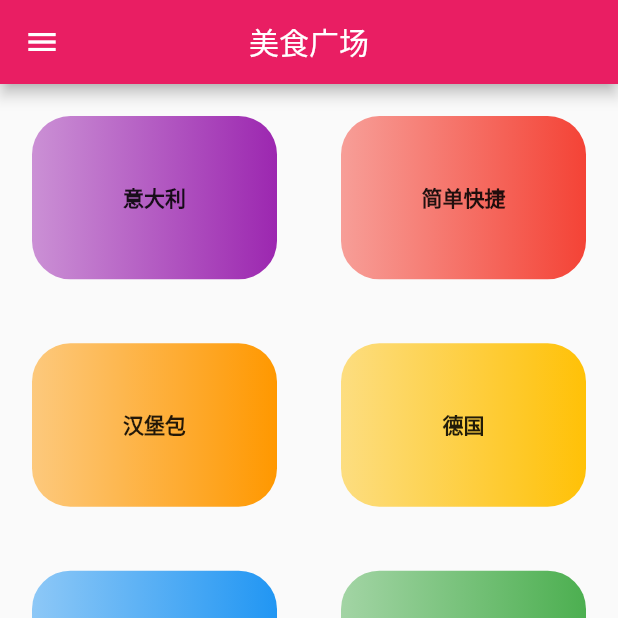
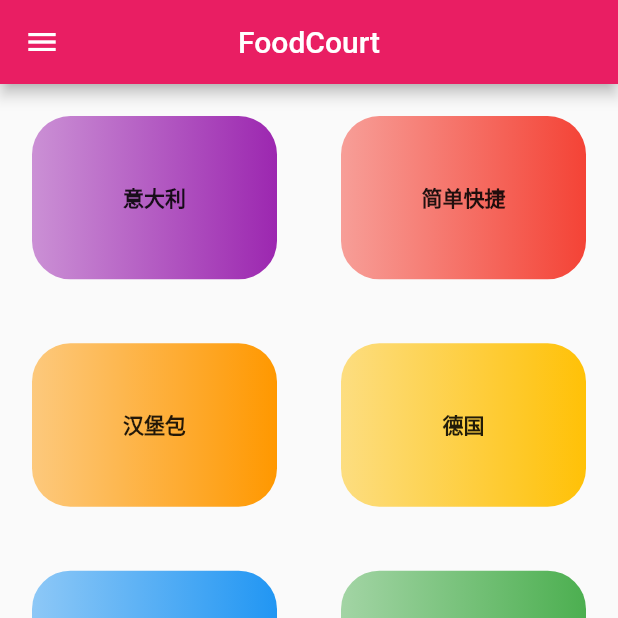
Before and after one commit to BIG-BEARC/foodcourt, a Flutter app: the screen it shows after launch, on a phone screen of 412 x 824 dp, the top half of it. Run offline on Flutter 3.47's test engine with Material 2 defaults, Android fonts, the phone set to English and light mode, and no system bars; our stand-ins replace dio.

Commit message:
feat:新增 flutter inl 国际化

```diff
--- /dev/null
+++ b/lib/l10n/intl_en.arb
@@ -0,0 +1,6 @@
+{
+  "food_court": "FoodCourt",
+  "min": "Min",
+  "favorite": "Fav",
+  "un_favorite": "NoFav"
+}
--- /dev/null
+++ b/lib/l10n/intl_zh.arb
@@ -0,0 +1,6 @@
+{
+  "food_court": "美食广场",
+  "min": "分钟",
+  "favorite": "收藏",
+  "un_favorite": "未收藏"
+}
--- a/lib/main.dart
+++ b/lib/main.dart
@@ -1,19 +1,20 @@
+import 'package:flutter/cupertino.dart';
 import 'package:flutter/material.dart';
-import 'package:foodcourt/core/viewmodel/filter_view_model.dart';
+import 'package:flutter_localizations/flutter_localizations.dart';
 import 'package:provider/provider.dart';
 
-import 'package:foodcourt/ui/share/them.dart';
+import 'generated/l10n.dart';
 import 'ui/share/size_fit.dart';
+import 'ui/share/them.dart';
 
+import 'core/viewmodel/filter_view_model.dart';
 import 'core/router/router.dart';
-import 'package:foodcourt/core/viewmodel/favorite_model.dart';
-import 'package:foodcourt/core/viewmodel/meal_view_model.dart';
+import 'core/viewmodel/favorite_model.dart';
+import 'core/viewmodel/meal_view_model.dart';
 
 void main() {
   runApp(MultiProvider(
     providers: [
-/*      ChangeNotifierProvider(create: (ctx) => FCMealViewModel()),
-      ChangeNotifierProvider(create: (ctx) => FCFavoriteViewModel()),*/
       ChangeNotifierProvider(create: (ctx) => FCFilterViewModel()),
       ChangeNotifierProxyProvider<FCFilterViewModel, FCMealViewModel>(
           create: (ctx) {
@@ -22,10 +23,11 @@ void main() {
         mealVM.updateFilters(filterVM);
         return mealVM;
       }),
-      ChangeNotifierProxyProvider<FCFilterViewModel,FCFavoriteViewModel>(create: (ctx)=>FCFavoriteViewModel(),
-          update: (ctx,filterVM,favoriteVM){
-        favoriteVM.updateFilters(filterVM);
-        return favoriteVM;
+      ChangeNotifierProxyProvider<FCFilterViewModel, FCFavoriteViewModel>(
+          create: (ctx) => FCFavoriteViewModel(),
+          update: (ctx, filterVM, favoriteVM) {
+            favoriteVM.updateFilters(filterVM);
+            return favoriteVM;
           })
     ],
     child: MyApp(),
@@ -37,12 +39,24 @@ class MyApp extends StatelessWidget {
   Widget build(BuildContext context) {
     HYSizeFit.initialize();
     return MaterialApp(
-      title: '美食广场',
+      title: 'Food Court',
       theme: AppTheme.theme,
       initialRoute: Routers.initialRoute,
       routes: Routers.routes,
       onUnknownRoute: Routers.unKnownRoute,
       onGenerateRoute: Routers.generateRoute,
+      localizationsDelegates: [
+        GlobalMaterialLocalizations.delegate,
+        GlobalCupertinoLocalizations.delegate,
+        GlobalWidgetsLocalizations.delegate,
+       S.delegate
+      ],
+      supportedLocales: [
+        Locale('en'),
+        Locale('zh'),
+         Locale.fromSubtags(languageCode: 'zh')
+      ],
+
     );
   }
 }
--- a/lib/ui/pages/home/home.dart
+++ b/lib/ui/pages/home/home.dart
@@ -1,4 +1,5 @@
 import 'package:flutter/material.dart';
+import 'package:foodcourt/generated/l10n.dart';
 import 'package:foodcourt/ui/pages/home/home_content.dart';
 
 class FCHomeScreen extends StatefulWidget {
@@ -16,7 +17,7 @@ class _FCHomeScreenState extends State<FCHomeScreen> {
         onPressed: (){
           Scaffold.of(context).openDrawer();
         },),
-        title: Text('美食广场'),
+        title: Text(S.of(context).food_court),
         centerTitle: true,
       ),
       body: FCHomeContent(),
--- a/lib/ui/pages/main/main.dart
+++ b/lib/ui/pages/main/main.dart
@@ -1,4 +1,5 @@
 import 'package:flutter/material.dart';
+import 'package:foodcourt/generated/l10n.dart';
 import 'package:foodcourt/ui/pages/favorite/favorite.dart';
 import 'package:foodcourt/ui/pages/home/home.dart';
 import 'package:foodcourt/ui/pages/main/initialize_item.dart';
--- a/pubspec.yaml
+++ b/pubspec.yaml
@@ -29,6 +29,8 @@ dependencies:
   # The following adds the Cupertino Icons font to your application.
   # Use with the CupertinoIcons class for iOS style icons.
   cupertino_icons: ^0.1.3
+  flutter_localizations:
+    sdk: flutter
 
 dev_dependencies:
   flutter_test:
@@ -76,3 +78,5 @@ flutter:
   #
   # For details regarding fonts from package dependencies,
   # see https://flutter.dev/custom-fonts/#from-packages
+flutter_intl:
+  enabled: true
```
Also changed, not shown: lib/ui/widgets/meal_item.dart (+7 -6 lines), lib/generated/intl/messages_all.dart (added), lib/generated/intl/messages_en.dart (added), lib/generated/intl/messages_zh.dart (added), lib/generated/l10n.dart (added).
